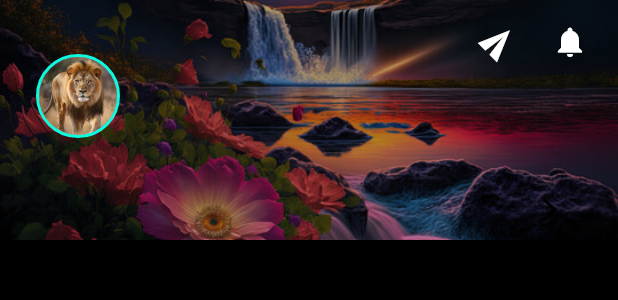
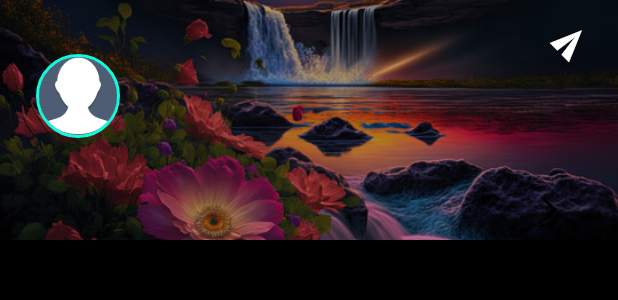
Before and after one commit to jasirpk/Event-Master, a Flutter app: the StackAppBar widget shown alone on an empty page, opened directly with empty values, on a phone screen of 412 x 824 dp. Shown: the top 300 px of the screen. Run offline on Flutter 3.47's test engine with Material 3 defaults, Android fonts, the phone set to English and light mode, and no system bars; our stand-ins replace bloc, cloud_firestore, curved_navigation_bar, firebase_auth, firebase_core, firebase_storage and 10 more; missing offline and left inert: pushable_button; accounts and stored records are empty.

Commit message:
profile details updated

```diff
--- a/lib/data_layer/services/prifile.dart
+++ b/lib/data_layer/services/prifile.dart
@@ -9,6 +9,7 @@ class ClientProfile {
     required String uid,
     required String imagePath,
     required String phoneNumber,
+    required bool isValid,
   }) async {
     try {
       // Read the file data from the provided path
@@ -37,6 +38,8 @@ class ClientProfile {
         'userName': userName,
         'imagePath': downloadUrl,
         'phoneNumber': phoneNumber,
+        'timestamp': FieldValue.serverTimestamp(),
+        'isValid': isValid,
       });
 
       print('User details added successfully to sub-collection.');
--- a/lib/presentation/components/dashboard/stack_appbar.dart
+++ b/lib/presentation/components/dashboard/stack_appbar.dart
@@ -1,6 +1,10 @@
+import 'package:cloud_firestore/cloud_firestore.dart';
 import 'package:event_master/bussiness_layer.dart/fullscreen_snackbar.dart';
+import 'package:event_master/common/assigns.dart';
 import 'package:event_master/common/style.dart';
+import 'package:event_master/data_layer/services/prifile.dart';
 import 'package:event_master/presentation/pages/dashboard/chat_list.dart';
+import 'package:firebase_auth/firebase_auth.dart';
 import 'package:flutter/cupertino.dart';
 import 'package:flutter/material.dart';
 import 'package:get/get.dart';
@@ -15,7 +19,24 @@ class StackAppBar extends StatelessWidget {
 
   @override
   Widget build(BuildContext context) {
+    var uid = FirebaseAuth.instance.currentUser!.uid;
     FullscreenSnackbar fullscreenSnackbar = FullscreenSnackbar();
+    return FutureBuilder<DocumentSnapshot>(
+      future: ClientProfile().getUserProfile(uid),
+      builder: (context, snapshot) {
+        if (snapshot.connectionState == ConnectionState.waiting) {
+          return Center(
+            child: CircularProgressIndicator(),
+          );
+        }
+        if (snapshot.hasError) {
+          return Text('Error loading profile');
+        }
+        if (!snapshot.hasData || !snapshot.data!.exists) {
+          return Text('Not Registered');
+        }
+        var userData = snapshot.data!.data() as Map<String, dynamic>;
+        String imagePath = userData['imagePath'] ?? '';
         return Stack(
           children: <Widget>[
             Container(
@@ -48,12 +69,13 @@ class StackAppBar extends StatelessWidget {
                   ),
                   child: CircleAvatar(
                       maxRadius: 30,
-                backgroundImage: AssetImage('assets/images/download.jpeg'),
-              ),
+                      backgroundImage: imagePath.isNotEmpty
+                          ? NetworkImage(imagePath)
+                          : AssetImage(Assigns.personImage) as ImageProvider),
                 ),
                 title: Container(
                   child: Text(
-                'Hey! PK Events',
+                    'Hey! ${userData['userName'] ?? 'user'}',
                     overflow: TextOverflow.ellipsis,
                     style: TextStyle(
                       fontSize: screenHeight * 0.018,
@@ -91,13 +113,6 @@ class StackAppBar extends StatelessWidget {
                       Icons.send_sharp,
                       color: Colors.white,
                     ),
-              ),
-            ),
-            IconButton(
-              onPressed: () {},
-              icon: Icon(
-                Icons.notifications,
-                color: Colors.white,
                   ),
                 ),
                 SizedBox(width: 8),
@@ -152,7 +167,8 @@ class StackAppBar extends StatelessWidget {
                             color: myColor),
                         child: IconButton(
                             onPressed: () {
-                          fullscreenSnackbar.showFullScreenSnackbar(context);
+                              fullscreenSnackbar
+                                  .showFullScreenSnackbar(context);
                             },
                             icon: Icon(
                               CupertinoIcons.forward,
@@ -166,5 +182,7 @@ class StackAppBar extends StatelessWidget {
             ),
           ],
         );
+      },
+    );
   }
 }
--- a/lib/presentation/pages/auth/signup.dart
+++ b/lib/presentation/pages/auth/signup.dart
@@ -1,5 +1,6 @@
 import 'dart:ui';
 
+import 'package:event_master/bussiness_layer.dart/snack_bar.dart';
 import 'package:event_master/common/style.dart';
 import 'package:event_master/entities/user_data.dart';
 import 'package:event_master/data_layer/auth_bloc/manage_bloc.dart';
@@ -26,7 +27,7 @@ class SignupScreen extends StatelessWidget {
         listener: (context, state) {
           if (state is Authenticated) {
             WidgetsBinding.instance.addPostFrameCallback((_) {
-              Get.snackbar('Success', 'Successfully Registerd');
+              showCustomSnackBar('Success', 'User Registered Successfully');
               Get.offAll(() => HomeScreen());
             });
           } else if (state is ValidationSuccess) {
--- a/lib/presentation/pages/dashboard/chat_list.dart
+++ b/lib/presentation/pages/dashboard/chat_list.dart
@@ -1,6 +1,6 @@
 import 'package:cloud_firestore/cloud_firestore.dart';
 import 'package:event_master/data_layer/services/entrepreneur_profile/profile.dart';
-import 'package:event_master/presentation/components/shimmer/shimmer_all_subcategories.dart';
+import 'package:event_master/presentation/components/shimmer/shimmer_subcategory.dart';
 import 'package:firebase_auth/firebase_auth.dart';
 import 'package:flutter/cupertino.dart';
 import 'package:flutter/material.dart';
@@ -62,7 +62,7 @@ class MessageListScreen extends StatelessWidget {
                   String chatId = _getChatId(currentUserUid, userUid);
                   if (detailSnapshot.connectionState ==
                       ConnectionState.waiting) {
-                    return ShimmerAllSubcategories(
+                    return ShimmerSubCategoryItem(
                         screenHeight: screenHeight, screenWidth: screenWidth);
                   }
                   if (detailSnapshot.hasError) {
```
Also changed, not shown: lib/presentation/pages/dashboard/profile_form.dart (+7 -6 lines). Lines whose indentation alone changed are shown as unchanged.
